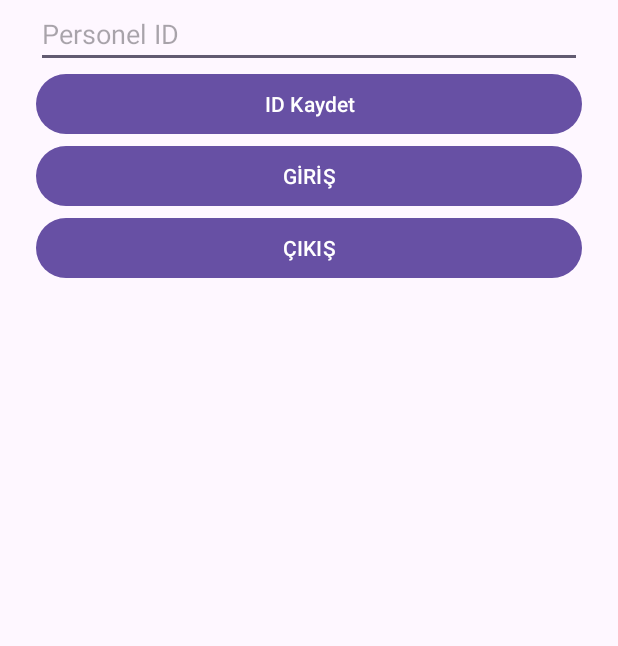
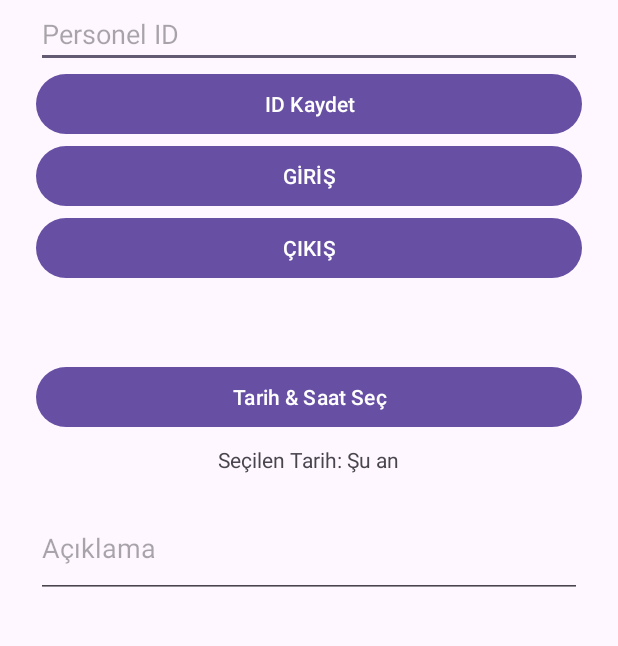
Before and after one commit to BBahadirKAYA/puantajGir, an Android app: the screen it shows after launch (MainActivity), after a tap on "ID Kaydet", on a phone screen of 412 x 824 dp, the part 65-711 px from its top. Run offline under Robolectric (Android 15) with nearby library versions, the phone set to English and light mode, and no system bars.

Commit message:
Açıklama alanı eklendi

```diff
--- a/app/src/main/java/com/bahadirkaya/puantajgir/MainActivity.kt
+++ b/app/src/main/java/com/bahadirkaya/puantajgir/MainActivity.kt
@@ -1,13 +1,11 @@
 package com.bahadirkaya.puantajgir
 
+import android.app.DatePickerDialog
+import android.app.TimePickerDialog
 import android.content.Context
 import android.os.Bundle
 import android.view.View
-import android.widget.Button
-import android.widget.EditText
-import android.widget.ImageView
-import android.widget.TextView
-import android.widget.Toast
+import android.widget.*
 import androidx.appcompat.app.AppCompatActivity
 import okhttp3.*
 import okhttp3.MediaType.Companion.toMediaTypeOrNull
@@ -21,6 +19,9 @@ class MainActivity : AppCompatActivity() {
     private val client = OkHttpClient()
     private val sharedPrefKey = "personel_id"
     private lateinit var textSonGonderim: TextView
+    private lateinit var textSecilenTarih: TextView
+    private lateinit var editTextAciklama: EditText
+    private var secilenTarihSaat: Calendar = Calendar.getInstance()
 
     override fun onCreate(savedInstanceState: Bundle?) {
         super.onCreate(savedInstanceState)
@@ -30,8 +31,11 @@ class MainActivity : AppCompatActivity() {
         val btnKaydetID = findViewById<Button>(R.id.btnKaydetID)
         val btnGiris = findViewById<Button>(R.id.btnGiris)
         val btnCikis = findViewById<Button>(R.id.btnCikis)
+        val btnTarihSec = findViewById<Button>(R.id.btnTarihSec)
         val imageOnay = findViewById<ImageView>(R.id.imageOnay)
         textSonGonderim = findViewById(R.id.textSonGonderim)
+        textSecilenTarih = findViewById(R.id.textSecilenTarih)
+        editTextAciklama = findViewById(R.id.editTextAciklama)
 
         val sharedPref = getSharedPreferences("PREF", Context.MODE_PRIVATE)
         val savedID = sharedPref.getString(sharedPrefKey, "")
@@ -47,13 +51,26 @@ class MainActivity : AppCompatActivity() {
                         putString(sharedPrefKey, id)
                         apply()
                     }
-                    Toast.makeText(this, "Personel ID kaydedildi", Toast.LENGTH_SHORT).show()
+                    Toast.makeText(this, getString(R.string.personel_id_kaydedildi), Toast.LENGTH_SHORT).show()
                     editTextPersonelID.visibility = View.GONE
                     btnKaydetID.visibility = View.GONE
                 } else {
-                    Toast.makeText(this, "ID boş olamaz", Toast.LENGTH_SHORT).show()
+                    Toast.makeText(this, getString(R.string.id_bos_olamaz), Toast.LENGTH_SHORT).show()
                 }
             }
+        }
+
+        textSecilenTarih.text = getString(R.string.secilen_tarih, getString(R.string.su_an))
+
+        btnTarihSec.setOnClickListener {
+            val now = Calendar.getInstance()
+            DatePickerDialog(this, { _, y, m, d ->
+                TimePickerDialog(this, { _, hour, minute ->
+                    secilenTarihSaat.set(y, m, d, hour, minute)
+                    val sdf = SimpleDateFormat("yyyy-MM-dd HH:mm", Locale.getDefault())
+                    textSecilenTarih.text = getString(R.string.secilen_tarih, sdf.format(secilenTarihSaat.time))
+                }, now.get(Calendar.HOUR_OF_DAY), now.get(Calendar.MINUTE), true).show()
+            }, now.get(Calendar.YEAR), now.get(Calendar.MONTH), now.get(Calendar.DAY_OF_MONTH)).show()
         }
 
         btnGiris.setOnClickListener {
@@ -61,7 +78,7 @@ class MainActivity : AppCompatActivity() {
             if (id != null) {
                 veriGonder(id, "GİRİŞ", imageOnay)
             } else {
-                Toast.makeText(this, "Personel ID bulunamadı", Toast.LENGTH_SHORT).show()
+                Toast.makeText(this, getString(R.string.personel_id_bulunamadi), Toast.LENGTH_SHORT).show()
             }
         }
 
@@ -70,19 +87,23 @@ class MainActivity : AppCompatActivity() {
             if (id != null) {
                 veriGonder(id, "ÇIKIŞ", imageOnay)
             } else {
-                Toast.makeText(this, "Personel ID bulunamadı", Toast.LENGTH_SHORT).show()
+                Toast.makeText(this, getString(R.string.personel_id_bulunamadi), Toast.LENGTH_SHORT).show()
             }
         }
     }
 
     private fun veriGonder(personelID: String, durum: String, imageOnay: ImageView) {
-        val tarih = SimpleDateFormat("yyyy-MM-dd HH:mm:ss", Locale.getDefault()).format(Date())
-        val url = "https://script.google.com/macros/s/AKfycbxeknRqNq-JFaWpC7MJGJgaGKGWtoYQNNWfTA8M5neCg_ZeeMZnawq5jQC_A-orH9H0lA/exec"
+        val tarih = SimpleDateFormat("yyyy-MM-dd HH:mm:ss", Locale.getDefault()).format(secilenTarihSaat.time)
+        val kayitTarihi = SimpleDateFormat("yyyy-MM-dd HH:mm:ss", Locale.getDefault()).format(Date())
+        val aciklama = editTextAciklama.text.toString().trim()
+        val url = "https://script.google.com/macros/s/AKfycbz4xLtfVirU_scp6Zy6LVbAGWezMSxW_Q3VwRGgTLUXIshuJqrDdB5lMQmyymsgdklouw/exec"
 
         val formBody = FormBody.Builder()
             .add("personelID", personelID)
             .add("tarih", tarih)
             .add("durum", durum)
+            .add("kayitTarihi", kayitTarihi)
+            .add("aciklama", aciklama)
             .build()
 
         val request = Request.Builder()
@@ -93,17 +114,19 @@ class MainActivity : AppCompatActivity() {
         client.newCall(request).enqueue(object : Callback {
             override fun onFailure(call: Call, e: IOException) {
                 runOnUiThread {
-                    Toast.makeText(this@MainActivity, "Hata: ${e.message}", Toast.LENGTH_SHORT).show()
+                    Toast.makeText(this@MainActivity, getString(R.string.hata, e.message), Toast.LENGTH_SHORT).show()
                 }
             }
 
             override fun onResponse(call: Call, response: Response) {
                 val cevap = response.body?.string()
                 runOnUiThread {
-                    Toast.makeText(this@MainActivity, "Sunucu: $cevap", Toast.LENGTH_LONG).show()
+                    Toast.makeText(this@MainActivity, getString(R.string.sunucu_cevap, cevap), Toast.LENGTH_LONG).show()
                     imageOnay.visibility = View.VISIBLE
                     imageOnay.postDelayed({ imageOnay.visibility = View.GONE }, 2000)
-                    textSonGonderim.text = "Son gönderim: $tarih ($durum)"
+                    val sdf = SimpleDateFormat("yyyy-MM-dd HH:mm", Locale.getDefault())
+                    val tarihStr = sdf.format(secilenTarihSaat.time)
+                    textSonGonderim.text = getString(R.string.son_gonderim, tarihStr, durum)
                 }
             }
         })
--- a/app/src/main/res/layout/activity_main.xml
+++ b/app/src/main/res/layout/activity_main.xml
@@ -61,6 +61,28 @@
         android:layout_height="wrap_content"
         android:text=""
         android:layout_marginTop="16dp" />
+    <Button
+        android:id="@+id/btnTarihSec"
+        android:layout_width="match_parent"
+        android:layout_height="wrap_content"
+        android:text="@string/btn_tarih_saat_sec"
+        android:layout_marginTop="16dp" />
+
+    <TextView
+        android:id="@+id/textSecilenTarih"
+        android:layout_width="wrap_content"
+        android:layout_height="wrap_content"
+        android:text="Seçilen Tarih: Şu an"
+        android:layout_marginTop="8dp" />
+
+    <EditText
+        android:id="@+id/editTextAciklama"
+        android:layout_width="match_parent"
+        android:layout_height="wrap_content"
+        android:hint="@string/hint_aciklama"
+        android:inputType="textMultiLine"
+        android:minLines="2"
+        android:layout_marginTop="16dp"/>
 
 
 </LinearLayout>
--- a/app/src/main/res/values/strings.xml
+++ b/app/src/main/res/values/strings.xml
@@ -4,5 +4,17 @@
     <string name="btn_kaydet">ID Kaydet</string>
     <string name="btn_giris">GİRİŞ</string>
     <string name="btn_cikis">ÇIKIŞ</string>
-    <string name="desc_kayit_onay">Kayıt Başarılı İkonu</string>
+    <string name="desc_kayit_onay">Kayıt başarıyla gönderildi</string>
+    <string name="btn_tarih_saat_sec">Tarih &amp; Saat Seç</string>
+    <string name="son_gonderim">Son Gönderim: %1$s (%2$s)</string>
+    <string name="personel_id_kaydedildi">Personel ID kaydedildi</string>
+    <string name="id_bos_olamaz">ID boş olamaz</string>
+    <string name="personel_id_bulunamadi">Personel ID bulunamadı</string>
+    <string name="hata">Hata: %1$s</string>
+    <string name="sunucu_cevap">Sunucu: %1$s</string>
+    <string name="secilen_tarih">Seçilen Tarih: %1$s</string>
+    <string name="su_an">Şu an</string>
+    <string name="hint_aciklama">Açıklama</string>
+
+
 </resources>
```
